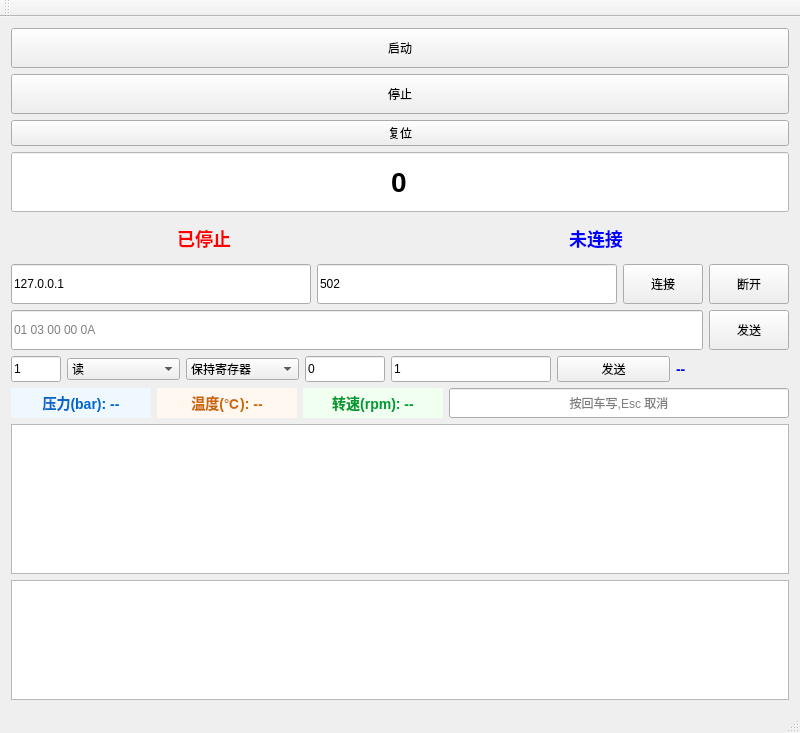
Old version of the form hmi.ui in the repository WQian886/HMI.
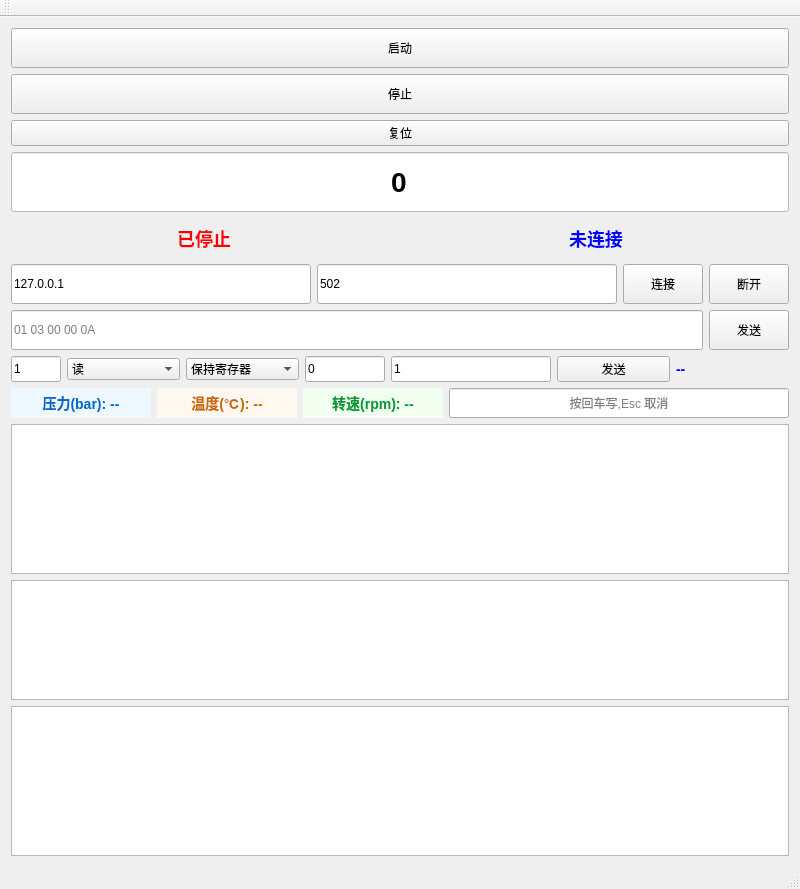
New version of the form.

Commit message:
阶段 5.2-5.6:Alarm 系统完整版
- 5.2 Alarm 数据结构 + AlarmChecker 基类 + AlarmManager
- 5.3 HighAlarmChecker(订阅 Variable.valueChanged)
- 5.4 报警表格 QTableWidget + 闪烁 + 等级过滤
- 5.5 确认/复位联动 + 3 个 BUGFIX
- 5.6 联动动作(ActionManager)

What changed in the file:
```diff
--- a/hmi.ui
+++ b/hmi.ui
@@ -259,6 +259,14 @@
       </property>
      </widget>
     </item>
+    <item>
+     <!-- 阶段 5.4:报警列表 UI(最小版本:5 列 + 严重级闪烁,留等级过滤下次) -->
+     <widget class="QTableWidget" name="alarmTable">
+      <property name="minimumSize">
+       <size><width>0</width><height>150</height></size>
+      </property>
+     </widget>
+    </item>
    </layout>
   </widget>
   <widget class="QMenuBar" name="menuBar">
```
The commit also changes 14 other files.
